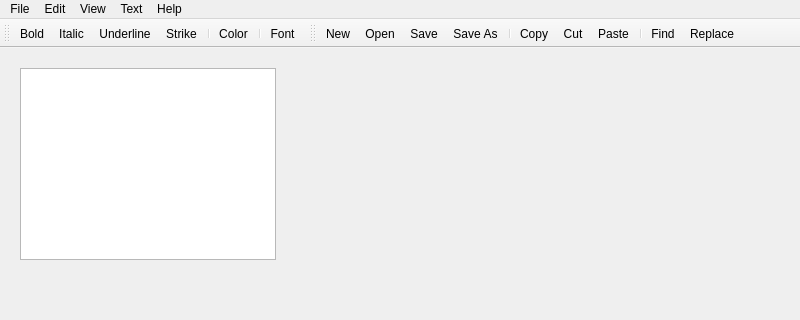
Qt form mainwindow.ui (gaetandezeiraud/QTNodePad) before a commit; both pictures show x 0 to 800 and y 0 to 320 of the 800 by 600 pixel window.
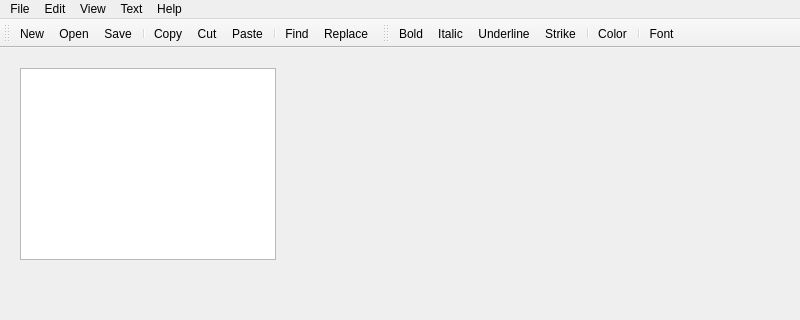
The same form after that commit. Icons and pictures are not drawn.

Patch:
```diff
--- a/mainwindow.ui
+++ b/mainwindow.ui
@@ -96,25 +96,6 @@
    <addaction name="menuAbout"/>
   </widget>
   <widget class="QStatusBar" name="statusbar"/>
-  <widget class="QToolBar" name="toolBar_2">
-   <property name="windowTitle">
-    <string>toolBar_2</string>
-   </property>
-   <attribute name="toolBarArea">
-    <enum>TopToolBarArea</enum>
-   </attribute>
-   <attribute name="toolBarBreak">
-    <bool>false</bool>
-   </attribute>
-   <addaction name="actionBold"/>
-   <addaction name="actionItalic"/>
-   <addaction name="actionUnderline"/>
-   <addaction name="actionStrike"/>
-   <addaction name="separator"/>
-   <addaction name="actionColor"/>
-   <addaction name="separator"/>
-   <addaction name="actionFont"/>
-  </widget>
   <widget class="QToolBar" name="toolBar">
    <property name="windowTitle">
     <string>toolBar</string>
@@ -128,7 +109,6 @@
    <addaction name="actionNew"/>
    <addaction name="actionOpen"/>
    <addaction name="actionSave"/>
-   <addaction name="actionSave_As"/>
    <addaction name="separator"/>
    <addaction name="actionCopy"/>
    <addaction name="actionCut"/>
@@ -137,6 +117,25 @@
    <addaction name="actionFind"/>
    <addaction name="actionReplace"/>
   </widget>
+  <widget class="QToolBar" name="toolBar_2">
+   <property name="windowTitle">
+    <string>toolBar_2</string>
+   </property>
+   <attribute name="toolBarArea">
+    <enum>TopToolBarArea</enum>
+   </attribute>
+   <attribute name="toolBarBreak">
+    <bool>false</bool>
+   </attribute>
+   <addaction name="actionBold"/>
+   <addaction name="actionItalic"/>
+   <addaction name="actionUnderline"/>
+   <addaction name="actionStrike"/>
+   <addaction name="separator"/>
+   <addaction name="actionColor"/>
+   <addaction name="separator"/>
+   <addaction name="actionFont"/>
+  </widget>
   <action name="actionNew">
    <property name="text">
     <string>New</string>
```
Left out of the diff: 92 changed lines with no effect on the pictures.
